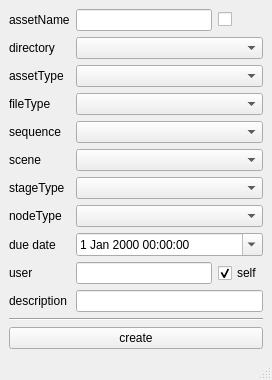
aumanimationstudios/rbhus, file rbhusUI/lib/rbhusPipeAssetCreateMod.ui: the form before one commit.
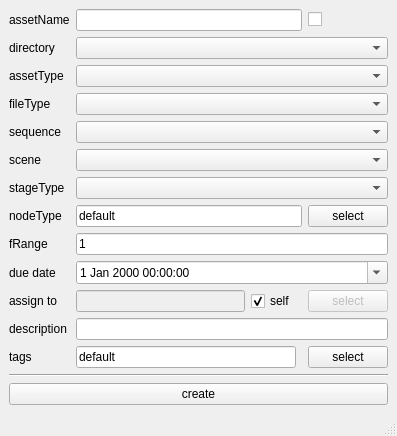
The form after the commit.

```diff
--- a/rbhusUI/lib/rbhusPipeAssetCreateMod.ui
+++ b/rbhusUI/lib/rbhusPipeAssetCreateMod.ui
@@ -9,8 +9,8 @@
    <rect>
     <x>0</x>
     <y>0</y>
-    <width>272</width>
-    <height>367</height>
+    <width>397</width>
+    <height>423</height>
    </rect>
   </property>
   <property name="windowTitle">
@@ -18,7 +18,23 @@
   </property>
   <widget class="QWidget" name="centralwidget">
    <layout class="QGridLayout" name="gridLayout">
-    <item row="7" column="0">
+    <item row="10" column="0">
+     <widget class="QLabel" name="labelFRange">
+      <property name="sizePolicy">
+       <sizepolicy hsizetype="Maximum" vsizetype="Maximum">
+        <horstretch>0</horstretch>
+        <verstretch>0</verstretch>
+       </sizepolicy>
+      </property>
+      <property name="text">
+       <string>fRange</string>
+      </property>
+     </widget>
+    </item>
+    <item row="6" column="1" colspan="4">
+     <widget class="QComboBox" name="comboScene"/>
+    </item>
+    <item row="8" column="0">
      <widget class="QLabel" name="labelStageType">
       <property name="sizePolicy">
        <sizepolicy hsizetype="Maximum" vsizetype="Maximum">
@@ -31,7 +47,95 @@
       </property>
      </widget>
     </item>
-    <item row="10" column="0">
+    <item row="3" column="1" colspan="4">
+     <widget class="QComboBox" name="comboAssType"/>
+    </item>
+    <item row="17" column="0" colspan="5">
+     <widget class="QPushButton" name="pushCreate">
+      <property name="text">
+       <string>create</string>
+      </property>
+     </widget>
+    </item>
+    <item row="9" column="0">
+     <widget class="QLabel" name="labelNodeType">
+      <property name="sizePolicy">
+       <sizepolicy hsizetype="Maximum" vsizetype="Maximum">
+        <horstretch>0</horstretch>
+        <verstretch>0</verstretch>
+       </sizepolicy>
+      </property>
+      <property name="text">
+       <string>nodeType</string>
+      </property>
+     </widget>
+    </item>
+    <item row="5" column="1" colspan="4">
+     <widget class="QComboBox" name="comboSequence"/>
+    </item>
+    <item row="6" column="0">
+     <widget class="QLabel" name="labelScene">
+      <property name="sizePolicy">
+       <sizepolicy hsizetype="Maximum" vsizetype="Maximum">
+        <horstretch>0</horstretch>
+        <verstretch>0</verstretch>
+       </sizepolicy>
+      </property>
+      <property name="text">
+       <string>scene</string>
+      </property>
+     </widget>
+    </item>
+    <item row="12" column="1">
+     <widget class="QLineEdit" name="lineEditWorkers">
+      <property name="enabled">
+       <bool>false</bool>
+      </property>
+      <property name="toolTip">
+       <string>list of space separated usernames</string>
+      </property>
+     </widget>
+    </item>
+    <item row="4" column="0">
+     <widget class="QLabel" name="labelFileType">
+      <property name="sizePolicy">
+       <sizepolicy hsizetype="Maximum" vsizetype="Maximum">
+        <horstretch>0</horstretch>
+        <verstretch>0</verstretch>
+       </sizepolicy>
+      </property>
+      <property name="text">
+       <string>fileType</string>
+      </property>
+     </widget>
+    </item>
+    <item row="4" column="1" colspan="4">
+     <widget class="QComboBox" name="comboFileType"/>
+    </item>
+    <item row="5" column="0">
+     <widget class="QLabel" name="labelSequence">
+      <property name="sizePolicy">
+       <sizepolicy hsizetype="Maximum" vsizetype="Maximum">
+        <horstretch>0</horstretch>
+        <verstretch>0</verstretch>
+       </sizepolicy>
+      </property>
+      <property name="text">
+       <string>sequence</string>
+      </property>
+     </widget>
+    </item>
+    <item row="13" column="1" colspan="4">
+     <widget class="QLineEdit" name="lineEditDesc">
+      <property name="toolTip">
+       <string>group owner of the project directory</string>
+      </property>
+      <property name="text">
+       <string/>
+      </property>
+     </widget>
+    </item>
+    <item row="11" column="0">
      <widget class="QLabel" name="labelDue">
       <property name="sizePolicy">
        <sizepolicy hsizetype="Maximum" vsizetype="Preferred">
@@ -44,46 +148,17 @@
       </property>
      </widget>
     </item>
-    <item row="11" column="0">
-     <widget class="QLabel" name="labelAdmin">
-      <property name="text">
-       <string>user</string>
-      </property>
-     </widget>
-    </item>
-    <item row="7" column="1" colspan="2">
+    <item row="8" column="1" colspan="4">
      <widget class="QComboBox" name="comboStageType"/>
     </item>
-    <item row="8" column="1" colspan="2">
-     <widget class="QComboBox" name="comboNodeType"/>
-    </item>
-    <item row="0" column="0">
-     <widget class="QLabel" name="labelAssName">
-      <property name="sizePolicy">
-       <sizepolicy hsizetype="Maximum" vsizetype="Maximum">
-        <horstretch>0</horstretch>
-        <verstretch>0</verstretch>
-       </sizepolicy>
-      </property>
+    <item row="12" column="0">
+     <widget class="QLabel" name="labelAdmin">
       <property name="text">
-       <string>assetName</string>
+       <string>assign to</string>
       </property>
      </widget>
     </item>
-    <item row="8" column="0">
-     <widget class="QLabel" name="labelNodeType">
-      <property name="sizePolicy">
-       <sizepolicy hsizetype="Maximum" vsizetype="Maximum">
-        <horstretch>0</horstretch>
-        <verstretch>0</verstretch>
-       </sizepolicy>
-      </property>
-      <property name="text">
-       <string>nodeType</string>
-      </property>
-     </widget>
-    </item>
-    <item row="10" column="1" colspan="2">
+    <item row="11" column="1" colspan="4">
      <widget class="QDateTimeEdit" name="dateEditDue">
       <property name="calendarPopup">
        <bool>true</bool>
@@ -103,7 +178,7 @@
       </property>
      </widget>
     </item>
-    <item row="14" column="0" colspan="3">
+    <item row="16" column="0" colspan="5">
      <widget class="Line" name="line">
       <property name="sizePolicy">
        <sizepolicy hsizetype="MinimumExpanding" vsizetype="Fixed">
@@ -116,7 +191,7 @@
       </property>
      </widget>
     </item>
-    <item row="13" column="0" colspan="3">
+    <item row="15" column="0" colspan="5">
      <spacer name="verticalSpacer">
       <property name="orientation">
        <enum>Qt::Vertical</enum>
@@ -129,11 +204,8 @@
       </property>
      </spacer>
     </item>
-    <item row="6" column="1" colspan="2">
-     <widget class="QComboBox" name="comboScene"/>
-    </item>
-    <item row="6" column="0">
-     <widget class="QLabel" name="labelScene">
+    <item row="0" column="0">
+     <widget class="QLabel" name="labelAssName">
       <property name="sizePolicy">
        <sizepolicy hsizetype="Maximum" vsizetype="Maximum">
         <horstretch>0</horstretch>
@@ -141,80 +213,11 @@
        </sizepolicy>
       </property>
       <property name="text">
-       <string>scene</string>
+       <string>assetName</string>
       </property>
      </widget>
     </item>
-    <item row="11" column="2">
-     <widget class="QCheckBox" name="checkBox">
-      <property name="text">
-       <string>self</string>
-      </property>
-      <property name="checked">
-       <bool>true</bool>
-      </property>
-     </widget>
-    </item>
-    <item row="5" column="1" colspan="2">
-     <widget class="QComboBox" name="comboSequence"/>
-    </item>
-    <item row="11" column="1">
-     <widget class="QLineEdit" name="lineEditWorkers">
-      <property name="toolTip">
-       <string>list of space separated usernames</string>
-      </property>
-     </widget>
-    </item>
-    <item row="4" column="0">
-     <widget class="QLabel" name="labelFileType">
-      <property name="sizePolicy">
-       <sizepolicy hsizetype="Maximum" vsizetype="Maximum">
-        <horstretch>0</horstretch>
-        <verstretch>0</verstretch>
-       </sizepolicy>
-      </property>
-      <property name="text">
-       <string>fileType</string>
-      </property>
-     </widget>
-    </item>
-    <item row="15" column="0" colspan="3">
-     <widget class="QPushButton" name="pushCreate">
-      <property name="text">
-       <string>create</string>
-      </property>
-     </widget>
-    </item>
-    <item row="3" column="1" colspan="2">
-     <widget class="QComboBox" name="comboAssType"/>
-    </item>
-    <item row="4" column="1" colspan="2">
-     <widget class="QComboBox" name="comboFileType"/>
-    </item>
-    <item row="5" column="0">
-     <widget class="QLabel" name="labelSequence">
-      <property name="sizePolicy">
-       <sizepolicy hsizetype="Maximum" vsizetype="Maximum">
-        <horstretch>0</horstretch>
-        <verstretch>0</verstretch>
-       </sizepolicy>
-      </property>
-      <property name="text">
-       <string>sequence</string>
-      </property>
-     </widget>
-    </item>
-    <item row="12" column="1" colspan="2">
-     <widget class="QLineEdit" name="lineEditDesc">
-      <property name="toolTip">
-       <string>group owner of the project directory</string>
-      </property>
-      <property name="text">
-       <string/>
-      </property>
-     </widget>
-    </item>
-    <item row="12" column="0">
+    <item row="13" column="0">
      <widget class="QLabel" name="labelDesc">
       <property name="toolTip">
        <string>group owner of the project directory</string>
@@ -240,10 +243,57 @@
       </property>
      </widget>
     </item>
-    <item row="2" column="1" colspan="2">
+    <item row="2" column="1" colspan="4">
      <widget class="QComboBox" name="comboDirectory"/>
     </item>
-    <item row="0" column="1">
+    <item row="14" column="0">
+     <widget class="QLabel" name="labelTags">
+      <property name="toolTip">
+       <string>group owner of the project directory</string>
+      </property>
+      <property name="text">
+       <string>tags</string>
+      </property>
+     </widget>
+    </item>
+    <item row="14" column="4">
+     <widget class="QPushButton" name="pushTags">
+      <property name="text">
+       <string>select</string>
+      </property>
+     </widget>
+    </item>
+    <item row="12" column="2">
+     <widget class="QCheckBox" name="checkAssign">
+      <property name="text">
+       <string>self</string>
+      </property>
+      <property name="checked">
+       <bool>true</bool>
+      </property>
+     </widget>
+    </item>
+    <item row="12" column="4">
+     <widget class="QPushButton" name="pushUsers">
+      <property name="enabled">
+       <bool>false</bool>
+      </property>
+      <property name="text">
+       <string>select</string>
+      </property>
+     </widget>
+    </item>
+    <item row="14" column="1" colspan="2">
+     <widget class="QLineEdit" name="lineEditTags">
+      <property name="toolTip">
+       <string>group owner of the project directory</string>
+      </property>
+      <property name="text">
+       <string>default</string>
+      </property>
+     </widget>
+    </item>
+    <item row="0" column="1" colspan="3">
      <widget class="QLineEdit" name="lineEditAssName">
       <property name="sizePolicy">
        <sizepolicy hsizetype="MinimumExpanding" vsizetype="Fixed">
@@ -253,7 +303,7 @@
       </property>
      </widget>
     </item>
-    <item row="0" column="2">
+    <item row="0" column="4">
      <widget class="QCheckBox" name="checkAssName">
       <property name="enabled">
        <bool>true</bool>
@@ -272,6 +322,36 @@
       </property>
      </widget>
     </item>
+    <item row="10" column="1" colspan="4">
+     <widget class="QLineEdit" name="lineEditFRange">
+      <property name="sizePolicy">
+       <sizepolicy hsizetype="MinimumExpanding" vsizetype="Fixed">
+        <horstretch>0</horstretch>
+        <verstretch>0</verstretch>
+       </sizepolicy>
+      </property>
+      <property name="text">
+       <string>1</string>
+      </property>
+     </widget>
+    </item>
+    <item row="9" column="4">
+     <widget class="QPushButton" name="pushNodes">
+      <property name="text">
+       <string>select</string>
+      </property>
+     </widget>
+    </item>
+    <item row="9" column="1" colspan="3">
+     <widget class="QLineEdit" name="lineEditNodes">
+      <property name="toolTip">
+       <string>group owner of the project directory</string>
+      </property>
+      <property name="text">
+       <string>default</string>
+      </property>
+     </widget>
+    </item>
    </layout>
   </widget>
   <widget class="QStatusBar" name="statusBar"/>
```
